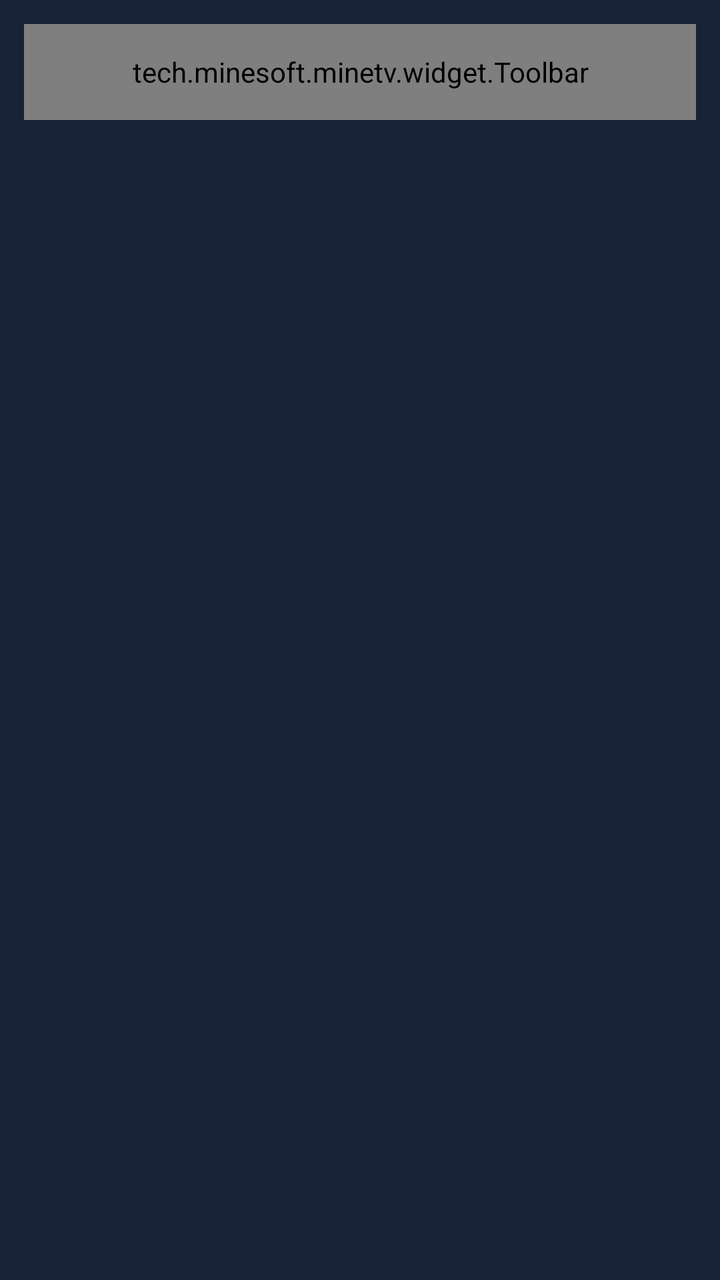
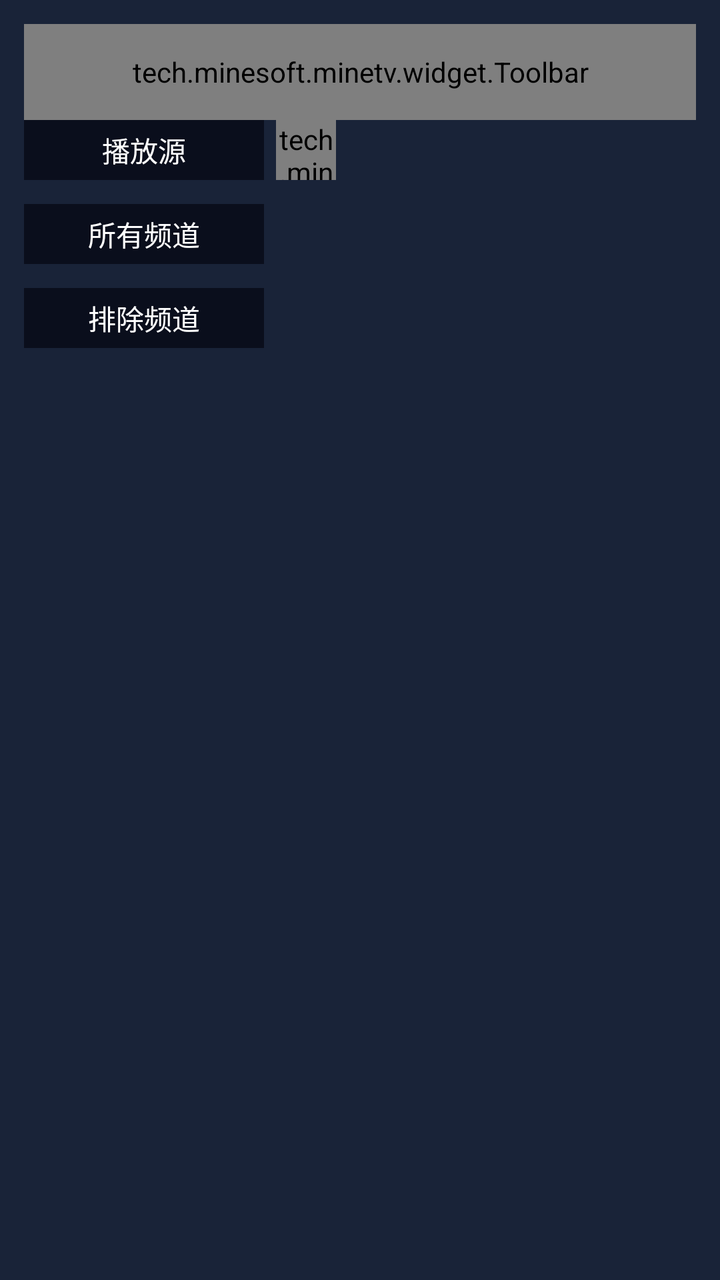

An Android layout rendered at two revisions. The XML below is the earlier revision; the diff shows what the commit changed to produce the second picture.
<!-- AndroidManifest.xml: activity theme Theme.Minetv.NoActionBar -->
<!-- res/layout/activity_setting.xml -->
<?xml version="1.0" encoding="utf-8"?>
<LinearLayout
    xmlns:android="http://schemas.android.com/apk/res/android"
    xmlns:app="http://schemas.android.com/apk/res-auto"
    xmlns:tools="http://schemas.android.com/tools"
    android:layout_width="match_parent"
    android:layout_height="match_parent"
    android:orientation="vertical"
    android:background="@color/colorPrimaryVariant"
    android:fitsSystemWindows="true"
    tools:context=".activity.SettingActivity">

    <tech.minesoft.minetv.widget.Toolbar
        android:id="@+id/toolbar"
        android:layout_height="@dimen/btn_height"
        android:layout_width="match_parent"
        android:layout_marginTop="@dimen/widget_margin_2x"
        android:layout_marginHorizontal="@dimen/widget_margin_2x"/>

    <include layout="@layout/setting_scrolling" />

</LinearLayout>
<!-- res/layout/setting_scrolling.xml (included above) -->
<?xml version="1.0" encoding="utf-8"?>
<androidx.core.widget.NestedScrollView xmlns:android="http://schemas.android.com/apk/res/android"
    xmlns:app="http://schemas.android.com/apk/res-auto"
    xmlns:tools="http://schemas.android.com/tools"
    android:layout_width="match_parent"
    android:layout_height="match_parent"
    app:layout_behavior="@string/appbar_scrolling_view_behavior"
    tools:context=".activity.HomeActivity"
    tools:showIn="@layout/activity_home">

    <LinearLayout
        android:id="@+id/vod_list"
        android:orientation="vertical"
        android:layout_width="match_parent"
        android:layout_height="wrap_content" />

</androidx.core.widget.NestedScrollView>
<!-- res/layout/activity_home.xml (included above) -->
<?xml version="1.0" encoding="utf-8"?>
<LinearLayout xmlns:android="http://schemas.android.com/apk/res/android"
    xmlns:app="http://schemas.android.com/apk/res-auto"
    xmlns:tools="http://schemas.android.com/tools"
    android:layout_width="match_parent"
    android:layout_height="match_parent"
    android:orientation="vertical"
    android:background="@color/colorPrimaryVariant"
    android:fitsSystemWindows="true"
    tools:context=".activity.HomeActivity">

    <tech.minesoft.minetv.widget.Toolbar
        android:id="@+id/toolbar"
        android:layout_height="@dimen/btn_height"
        android:layout_width="match_parent"
        android:layout_marginTop="@dimen/widget_margin_2x"
        android:layout_marginHorizontal="@dimen/widget_margin_2x" />

    <include
        android:id="@+id/content"
        layout="@layout/home_scrolling" />

</LinearLayout>
<!-- res/layout/home_scrolling.xml (included above) -->
<?xml version="1.0" encoding="utf-8"?>
<androidx.core.widget.NestedScrollView xmlns:android="http://schemas.android.com/apk/res/android"
    xmlns:app="http://schemas.android.com/apk/res-auto"
    xmlns:tools="http://schemas.android.com/tools"
    android:layout_width="match_parent"
    android:layout_height="match_parent"
    android:layout_marginBottom="@dimen/widget_margin_1x"
    android:layout_marginHorizontal="@dimen/widget_margin_1x"
    app:layout_behavior="@string/appbar_scrolling_view_behavior"
    tools:context=".activity.HomeActivity"
    tools:showIn="@layout/activity_home">

    <LinearLayout
        android:id="@+id/vod_list"
        android:orientation="vertical"
        android:layout_width="match_parent"
        android:layout_height="wrap_content" />

</androidx.core.widget.NestedScrollView>
<!-- resources referenced by this layout -->
<resources>
  <color name="colorPrimaryVariant">#ff192338</color>
  <dimen name="btn_height">48dp</dimen>
  <dimen name="widget_margin_1x">6dp</dimen>
  <dimen name="widget_margin_2x">12dp</dimen>
  <style name="Theme.Minetv.NoActionBar">
          <item name="windowActionBar">false</item>
          <item name="windowNoTitle">true</item>
      </style>
</resources>

<!-- the commit's change to res/layout/activity_setting.xml (unified diff, before → after) -->
@@ -14,10 +14,12 @@
         android:id="@+id/toolbar"
         android:layout_height="@dimen/btn_height"
         android:layout_width="match_parent"
-        android:layout_marginTop="@dimen/widget_margin_2x"
-        android:layout_marginHorizontal="@dimen/widget_margin_2x"/>
+        android:layout_marginTop="@dimen/base_size_2x"
+        android:layout_marginHorizontal="@dimen/base_size_2x"/>
 
-    <include layout="@layout/setting_scrolling" />
+    <include
+        android:id="@+id/content"
+        layout="@layout/setting_scrolling" />
 
 </LinearLayout>
 <!-- res/layout/setting_scrolling.xml (included above) -->
@@ -27,15 +29,76 @@
     xmlns:tools="http://schemas.android.com/tools"
     android:layout_width="match_parent"
     android:layout_height="match_parent"
+    android:layout_marginBottom="@dimen/base_size_1x"
+    android:layout_marginHorizontal="@dimen/base_size_2x"
     app:layout_behavior="@string/appbar_scrolling_view_behavior"
-    tools:context=".activity.HomeActivity"
+    tools:context=".activity.SettingActivity"
     tools:showIn="@layout/activity_home">
 
     <LinearLayout
-        android:id="@+id/vod_list"
+        android:id="@+id/setting_list"
         android:orientation="vertical"
         android:layout_width="match_parent"
-        android:layout_height="wrap_content" />
+        android:layout_height="wrap_content">
+
+        <LinearLayout
+            android:id="@+id/mine_source"
+            android:orientation="horizontal"
+            android:layout_marginBottom="@dimen/base_size_2x"
+            android:layout_width="match_parent"
+            android:layout_height="wrap_content">
+
+            <TextView
+                android:text="播放源"
+                android:gravity="center"
+                android:layout_width="@dimen/base_size_20x"
+                android:layout_height="@dimen/base_size_5x"
+                android:background="@color/colorPrimary"
+                android:textColor="@color/white" />
+
+            <tech.minesoft.minetv.widget.IconButton
+                android:id="@+id/btn_add_source"
+                android:layout_width="@dimen/base_size_5x"
+                android:layout_height="@dimen/base_size_5x"
+                android:layout_marginStart="@dimen/base_size_1x"
+                app:srcCompat="@drawable/icon_plus" />
+
+        </LinearLayout>
+
+        <LinearLayout
+            android:id="@+id/mine_channel"
+            android:orientation="horizontal"
+            android:layout_marginBottom="@dimen/base_size_2x"
+            android:layout_width="match_parent"
+            android:layout_height="wrap_content">
+
+            <TextView
+                android:text="所有频道"
+                android:gravity="center"
+                android:layout_width="@dimen/base_size_20x"
+                android:layout_height="@dimen/base_size_5x"
+                android:background="@color/colorPrimary"
+                android:textColor="@color/white" />
+
+        </LinearLayout>
+
+        <LinearLayout
+            android:id="@+id/mine_exclude"
+            android:orientation="horizontal"
+            android:layout_width="match_parent"
+            android:layout_height="wrap_content">
+
+            <TextView
+                android:text="排除频道"
+                android:gravity="center"
+                android:layout_width="@dimen/base_size_20x"
+                android:layout_height="@dimen/base_size_5x"
+                android:background="@color/colorPrimary"
+                android:textColor="@color/white" />
+
+        </LinearLayout>
+
+    </LinearLayout>
 
 </androidx.core.widget.NestedScrollView>
 <!-- res/layout/activity_home.xml (included above) -->
@@ -54,8 +117,8 @@
         android:id="@+id/toolbar"
         android:layout_height="@dimen/btn_height"
         android:layout_width="match_parent"
-        android:layout_marginTop="@dimen/widget_margin_2x"
-        android:layout_marginHorizontal="@dimen/widget_margin_2x" />
+        android:layout_marginTop="@dimen/base_size_2x"
+        android:layout_marginHorizontal="@dimen/base_size_2x" />
 
     <include
         android:id="@+id/content"
@@ -69,8 +132,8 @@
     xmlns:tools="http://schemas.android.com/tools"
     android:layout_width="match_parent"
     android:layout_height="match_parent"
-    android:layout_marginBottom="@dimen/widget_margin_1x"
-    android:layout_marginHorizontal="@dimen/widget_margin_1x"
+    android:layout_marginBottom="@dimen/base_size_1x"
+    android:layout_marginHorizontal="@dimen/base_size_1x"
     app:layout_behavior="@string/appbar_scrolling_view_behavior"
     tools:context=".activity.HomeActivity"
     tools:showIn="@layout/activity_home">
<!-- resource entries referenced after the edit -->
@@ -1,9 +1,14 @@
 <!-- resources referenced by this layout -->
 <resources>
+  <color name="colorPrimary">#ff0a0e1c</color>
   <color name="colorPrimaryVariant">#ff192338</color>
+  <color name="white">#FFFFFFFF</color>
+  <dimen name="base_size_1x">6dp</dimen>
+  <dimen name="base_size_20x">120dp</dimen>
+  <dimen name="base_size_2x">12dp</dimen>
+  <dimen name="base_size_5x">30dp</dimen>
   <dimen name="btn_height">48dp</dimen>
-  <dimen name="widget_margin_1x">6dp</dimen>
-  <dimen name="widget_margin_2x">12dp</dimen>
+  <!-- drawable icon_plus: webp bitmap (drawable, 68 bytes) -->
   <style name="Theme.Minetv.NoActionBar">
           <item name="windowActionBar">false</item>
           <item name="windowNoTitle">true</item>
